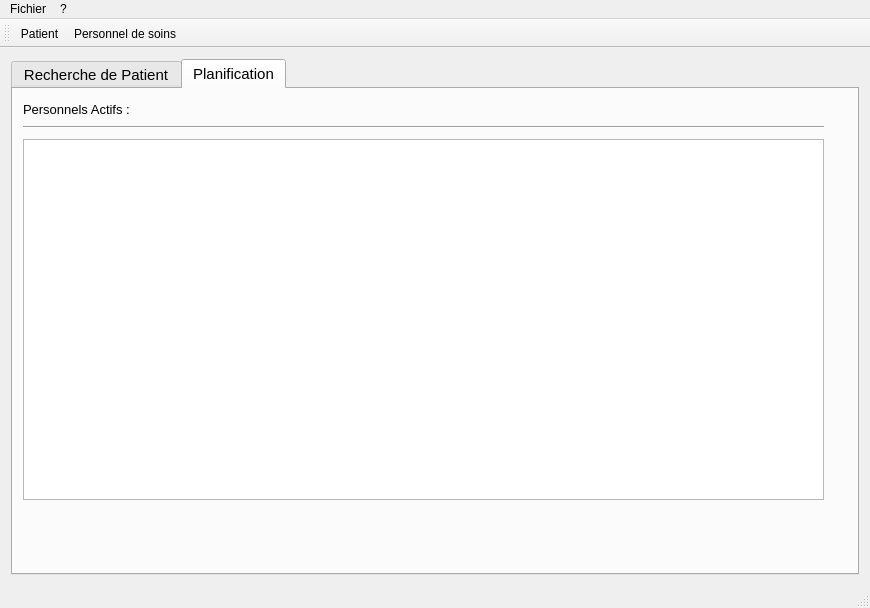
Before: the Qt Designer form QtProject/mainwindow.ui in ThomChar/QTProjectCpp, drawn with Qt 5.
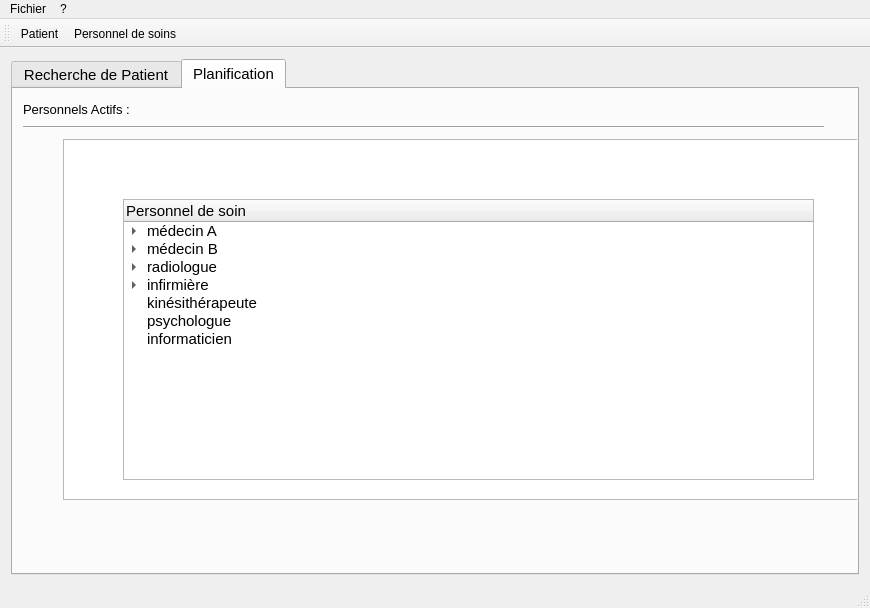
After: the same form once the commit is applied. The open tabs and pages were chosen to show the change. Icons and pictures are not drawn.

Commit message: layout auto resize

The edit to the form file:
```diff
--- a/QtProject/mainwindow.ui
+++ b/QtProject/mainwindow.ui
@@ -492,13 +492,88 @@
          <widget class="QTreeView" name="treeView">
           <property name="geometry">
            <rect>
-            <x>10</x>
+            <x>50</x>
             <y>50</y>
             <width>801</width>
             <height>361</height>
            </rect>
           </property>
          </widget>
+         <widget class="QTreeWidget" name="treeWidget">
+          <property name="geometry">
+           <rect>
+            <x>110</x>
+            <y>110</y>
+            <width>691</width>
+            <height>281</height>
+           </rect>
+          </property>
+          <column>
+           <property name="text">
+            <string>Personnel de soin</string>
+           </property>
+          </column>
+          <item>
+           <property name="text">
+            <string>médecin A</string>
+           </property>
+           <item>
+            <property name="text">
+             <string>Jean Michel</string>
+            </property>
+           </item>
+           <item>
+            <property name="text">
+             <string>Jean Sérien</string>
+            </property>
+           </item>
+          </item>
+          <item>
+           <property name="text">
+            <string>médecin B</string>
+           </property>
+           <item>
+            <property name="text">
+             <string>Sarah Croche</string>
+            </property>
+           </item>
+          </item>
+          <item>
+           <property name="text">
+            <string>radiologue</string>
+           </property>
+           <item>
+            <property name="text">
+             <string>Pacome Toulemonde</string>
+            </property>
+           </item>
+          </item>
+          <item>
+           <property name="text">
+            <string>inﬁrmière</string>
+           </property>
+           <item>
+            <property name="text">
+             <string>Nouveau sous-élément</string>
+            </property>
+           </item>
+          </item>
+          <item>
+           <property name="text">
+            <string>kinésithérapeute</string>
+           </property>
+          </item>
+          <item>
+           <property name="text">
+            <string>psychologue</string>
+           </property>
+          </item>
+          <item>
+           <property name="text">
+            <string>informaticien</string>
+           </property>
+          </item>
+         </widget>
         </widget>
        </widget>
       </item>
```
Left out of the diff: 2 changed lines with no effect on the pictures. The commit also changes 6 other files.
